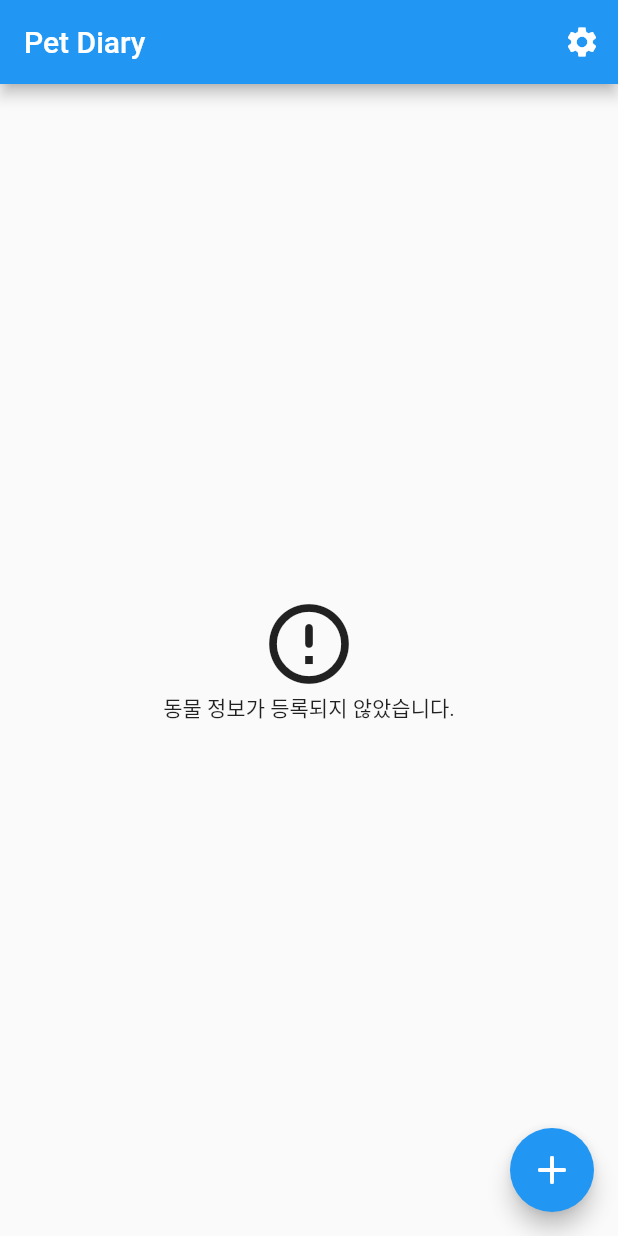
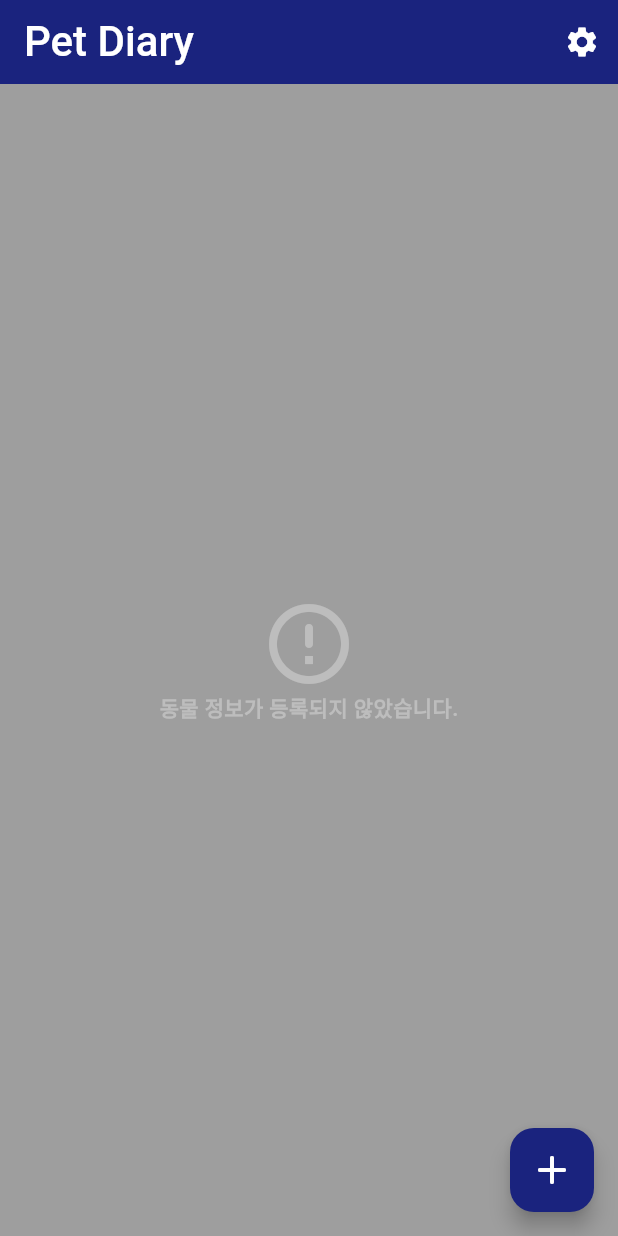
Before and after one commit to Raonshi/petdairy, a Flutter app: the screen it shows after launch, on a phone screen of 412 x 824 dp. Run offline on Flutter 3.47's test engine with Material 2 defaults, Android fonts, the phone set to English and light mode, and no system bars; our stand-ins replace freezed_annotation, go_router, image_cropper, image_picker, logger, shared_preferences.

Commit message:
adapting theme

```diff
--- a/lib/main.dart
+++ b/lib/main.dart
@@ -1,5 +1,6 @@
 import 'package:flutter/material.dart';
 import 'package:petdiary/routes.dart';
+import 'package:petdiary/style/theme.dart';
 
 void main(List<String> args) {
   runApp(const MyApp());
@@ -13,6 +14,7 @@ class MyApp extends StatelessWidget {
     return MaterialApp.router(
       debugShowCheckedModeBanner: false,
       routerConfig: router,
+      theme: lightTheme,
     );
   }
 }
--- a/lib/pages/add_pet/add_pet_provider.dart
+++ b/lib/page/add_pet/add_pet_provider.dart
@@ -4,7 +4,7 @@ import 'package:image_cropper/image_cropper.dart';
 import 'package:image_picker/image_picker.dart';
 import 'package:petdiary/data/enums.dart';
 import 'package:petdiary/data/pet_model.dart';
-import 'package:petdiary/repositories/repository.dart';
+import 'package:petdiary/repository/repository.dart';
 import 'package:uuid/uuid.dart';
 
 class AddPetProvider extends ChangeNotifier {
--- a/lib/pages/root/root_page.dart
+++ b/lib/page/root/root_page.dart
@@ -2,7 +2,8 @@ import 'package:flutter/foundation.dart';
 import 'package:flutter/material.dart';
 import 'package:go_router/go_router.dart';
 import 'package:petdiary/data/pet_model.dart';
-import 'package:petdiary/pages/root/root_provider.dart';
+import 'package:petdiary/page/root/root_provider.dart';
+import 'package:petdiary/style/theme.dart';
 import 'package:provider/provider.dart';
 
 class RootPage extends StatelessWidget {
@@ -15,11 +16,15 @@ class RootPage extends StatelessWidget {
       builder: (context, _) {
         return Scaffold(
           appBar: AppBar(
-            title: const Text('Pet Diary'),
+            backgroundColor: context.colors.primary,
+            title: Text(
+              'Pet Diary',
+              style: context.texts.titleLarge!.copyWith(color: context.colors.onPrimary),
+            ),
             actions: [
               IconButton(
                 onPressed: () => context.go('/setting'),
-                icon: const Icon(Icons.settings),
+                icon: Icon(Icons.settings, color: context.colors.onPrimary),
               ),
             ],
           ),
@@ -28,9 +33,15 @@ class RootPage extends StatelessWidget {
               return Center(
                 child: Column(
                   mainAxisAlignment: MainAxisAlignment.center,
-                  children: const [
-                    Icon(Icons.error_outline_rounded, size: 64.0),
-                    Text('동물 정보가 등록되지 않았습니다.'),
+                  children: [
+                    Icon(Icons.error_outline_rounded, size: 64.0, color: context.theme.disabledColor),
+                    Text(
+                      '동물 정보가 등록되지 않았습니다.',
+                      style: context.texts.bodyMedium!.copyWith(
+                        fontWeight: FontWeight.bold,
+                        color: context.theme.disabledColor,
+                      ),
+                    ),
                   ],
                 ),
               );
@@ -44,16 +55,29 @@ class RootPage extends StatelessWidget {
                   onTap: () => context.go('/detail?id=${pet.uid}'),
                   leading: pet.image == null
                       ? Container(
-                          color: Colors.grey,
+                          decoration: BoxDecoration(
+                            color: context.colors.secondary,
+                            borderRadius: BorderRadius.circular(4.0),
+                          ),
                           width: 50.0,
                           height: 50.0,
-                          child: const Center(
-                            child: Text('Pet Image'),
+                          child: Center(
+                            child: Icon(
+                              Icons.image_not_supported_rounded,
+                              color: context.colors.onSecondary,
+                            ),
                           ),
                         )
-                      : Image.memory(Uint8List.fromList(pet.image ?? [])),
-                  title: Text(pet.name ?? ''),
-                  subtitle: Text(pet.species?.string ?? ''),
+                      : ClipRRect(
+                          borderRadius: BorderRadius.circular(4.0),
+                          child: Image.memory(
+                            Uint8List.fromList(pet.image ?? []),
+                            width: 50.0,
+                            height: 50.0,
+                          ),
+                        ),
+                  title: Text(pet.name ?? '', style: context.texts.bodyLarge),
+                  subtitle: Text(pet.species?.string ?? '', style: context.texts.bodySmall),
                 );
               },
               separatorBuilder: (context, index) => const Divider(),
--- a/lib/pages/root/root_provider.dart
+++ b/lib/page/root/root_provider.dart
@@ -1,6 +1,6 @@
 import 'package:flutter/material.dart';
 import 'package:petdiary/data/pet_model.dart';
-import 'package:petdiary/repositories/repository.dart';
+import 'package:petdiary/repository/repository.dart';
 
 class RootProvider extends ChangeNotifier {
   final Repository _repository = Repository();
--- a/lib/routes.dart
+++ b/lib/routes.dart
@@ -1,32 +1,26 @@
 import 'package:go_router/go_router.dart';
-import 'package:petdiary/pages/add_pet/add_pet_page.dart';
-import 'package:petdiary/pages/pet_detail/pet_detail_page.dart';
-import 'package:petdiary/pages/root/root_page.dart';
-import 'package:petdiary/pages/setting/setting_page.dart';
+import 'package:petdiary/page/add_pet/add_pet_page.dart';
+import 'package:petdiary/page/pet_detail/pet_detail_page.dart';
+import 'package:petdiary/page/root/root_page.dart';
+import 'package:petdiary/page/setting/setting_page.dart';
 
 final GoRouter router = GoRouter(
   routes: [
     GoRoute(
       path: '/',
-      pageBuilder: (context, state) {
-        return const NoTransitionPage(child: RootPage());
-      },
+      builder: (context, state) => const RootPage(),
     ),
     GoRoute(
       path: '/detail',
-      pageBuilder: (context, state) {
-        return NoTransitionPage(
-          child: PetDetailPage(id: state.queryParams['id'] ?? ''),
-        );
-      },
+      builder: (context, state) => PetDetailPage(id: state.queryParams['id'] ?? ''),
     ),
     GoRoute(
       path: '/add',
-      pageBuilder: (context, state) => const NoTransitionPage(child: AddPetPage()),
+      builder: (context, state) => const AddPetPage(),
     ),
     GoRoute(
       path: '/setting',
-      pageBuilder: (context, state) => const NoTransitionPage(child: SettingPage()),
+      builder: (context, state) => const SettingPage(),
     )
   ],
 );
--- /dev/null
+++ b/lib/style/theme.dart
@@ -0,0 +1,106 @@
+import 'package:flutter/material.dart';
+
+extension ExtendedBuildContext on BuildContext {
+  ColorScheme get colors => Theme.of(this).colorScheme;
+  ThemeData get theme => Theme.of(this);
+  TextTheme get texts => Theme.of(this).textTheme;
+}
+
+ThemeData get lightTheme => ThemeData(
+      useMaterial3: true,
+      colorScheme: ColorScheme(
+        brightness: Brightness.light,
+        primary: Colors.indigo.shade900,
+        onPrimary: Colors.white,
+        secondary: Colors.indigo.shade400,
+        onSecondary: Colors.white,
+        error: Colors.red.shade800,
+        onError: Colors.white,
+        background: Colors.white,
+        onBackground: Colors.black,
+        surface: Colors.grey.shade500,
+        onSurface: Colors.black,
+      ),
+      disabledColor: Colors.grey.shade400,
+      textTheme: const TextTheme(
+        displayLarge: TextStyle(
+          fontSize: 57.0,
+          height: 64.0 / 57.0,
+          fontWeight: FontWeight.w400,
+        ),
+        displayMedium: TextStyle(
+          fontSize: 45.0,
+          height: 52.0 / 45.0,
+          fontWeight: FontWeight.w400,
+        ),
+        displaySmall: TextStyle(
+          fontSize: 36.0,
+          height: 44.0 / 36.0,
+          fontWeight: FontWeight.w400,
+        ),
+        headlineLarge: TextStyle(
+          fontSize: 32.0,
+          height: 40.0 / 32.0,
+          fontWeight: FontWeight.w400,
+        ),
+        headlineMedium: TextStyle(
+          fontSize: 28.0,
+          height: 36.0 / 28.0,
+          fontWeight: FontWeight.w400,
+        ),
+        headlineSmall: TextStyle(
+          fontSize: 24.0,
+          height: 32.0 / 24.0,
+          fontWeight: FontWeight.w400,
+        ),
+        titleLarge: TextStyle(
+          fontSize: 28.0,
+          height: 28.0 / 22.0,
+          fontWeight: FontWeight.w500,
+        ),
+        titleMedium: TextStyle(
+          fontSize: 24.0,
+          height: 24.0 / 16.0,
+          fontWeight: FontWeight.w500,
+        ),
+        titleSmall: TextStyle(
+          fontSize: 14.0,
+          height: 20.0 / 14.0,
+          fontWeight: FontWeight.w500,
+        ),
+        labelLarge: TextStyle(
+          fontSize: 14.0,
+          height: 20.0 / 14.0,
+          fontWeight: FontWeight.w500,
+        ),
+        labelMedium: TextStyle(
+          fontSize: 12.0,
+          height: 16.0 / 12.0,
+          fontWeight: FontWeight.w500,
+        ),
+        labelSmall: TextStyle(
+          fontSize: 11.0,
+          height: 16.0 / 11.0,
+          fontWeight: FontWeight.w500,
+        ),
+        bodyLarge: TextStyle(
+          fontSize: 16.0,
+          height: 24.0 / 16.0,
+          fontWeight: FontWeight.w400,
+        ),
+        bodyMedium: TextStyle(
+          fontSize: 14.0,
+          height: 20.0 / 14.0,
+          fontWeight: FontWeight.w400,
+        ),
+        bodySmall: TextStyle(
+          fontSize: 12.0,
+          height: 16.0 / 12.0,
+          fontWeight: FontWeight.w400,
+        ),
+      ).apply(
+        bodyColor: Colors.black,
+        decorationColor: Colors.black,
+        displayColor: Colors.black,
+      ),
+    );
```
Also changed, not shown: lib/page/add_pet/add_pet_page.dart (renamed from lib/pages/add_pet/add_pet_page.dart, +7 -7 lines), lib/page/pet_detail/pet_detail_page.dart (added, +259 -0 lines), lib/page/pet_detail/pet_detail_provider.dart (renamed from lib/pages/pet_detail/pet_detail_provider.dart, +12 -1 lines), lib/pages/pet_detail/pet_detail_page.dart (deleted, +0 -195 lines), lib/repositories/repository.dart (deleted, +0 -31 lines), lib/repository/repository.dart (added, +53 -0 lines), lib/page/add_pet/local_widgets/pet_birthday.dart (renamed from lib/pages/add_pet/local_widgets/pet_birthday.dart), lib/page/add_pet/local_widgets/pet_growth.dart (renamed from lib/pages/add_pet/local_widgets/pet_growth.dart), lib/page/add_pet/local_widgets/pet_memo.dart (renamed from lib/pages/add_pet/local_widgets/pet_memo.dart), lib/page/add_pet/local_widgets/pet_name.dart (renamed from lib/pages/add_pet/local_widgets/pet_name.dart), lib/page/add_pet/local_widgets/pet_sexual.dart (renamed from lib/pages/add_pet/local_widgets/pet_sexual.dart), lib/page/add_pet/local_widgets/pet_species.dart (renamed from lib/pages/add_pet/local_widgets/pet_species.dart), lib/page/setting/setting_page.dart (renamed from lib/pages/setting/setting_page.dart).
